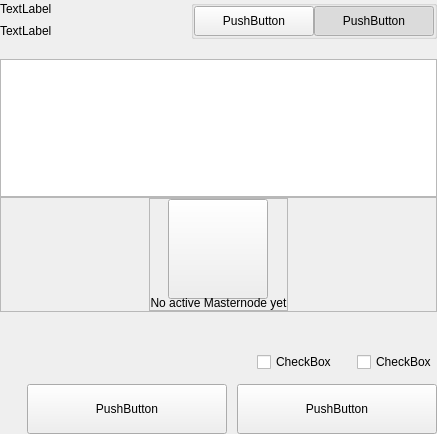
dogecash/dogecash-old, file src/qt/dogecash/settings/forms/settingsmultisendwidget.ui: the form before one commit.
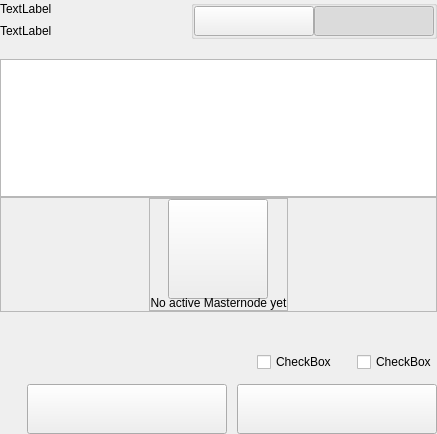
The form after the commit.

```diff
--- a/src/qt/dogecash/settings/forms/settingsmultisendwidget.ui
+++ b/src/qt/dogecash/settings/forms/settingsmultisendwidget.ui
@@ -130,7 +130,7 @@
                  </size>
                 </property>
                 <property name="text">
-                 <string>PushButton</string>
+                 <string/>
                 </property>
                 <property name="checkable">
                  <bool>true</bool>
@@ -155,7 +155,7 @@
                  </size>
                 </property>
                 <property name="text">
-                 <string>PushButton</string>
+                 <string/>
                 </property>
                 <property name="checkable">
                  <bool>true</bool>
@@ -429,7 +429,7 @@
              </size>
             </property>
             <property name="text">
-             <string>PushButton</string>
+             <string/>
             </property>
            </widget>
           </item>
@@ -464,7 +464,7 @@
              </size>
             </property>
             <property name="text">
-             <string>PushButton</string>
+             <string/>
             </property>
            </widget>
           </item>
```
